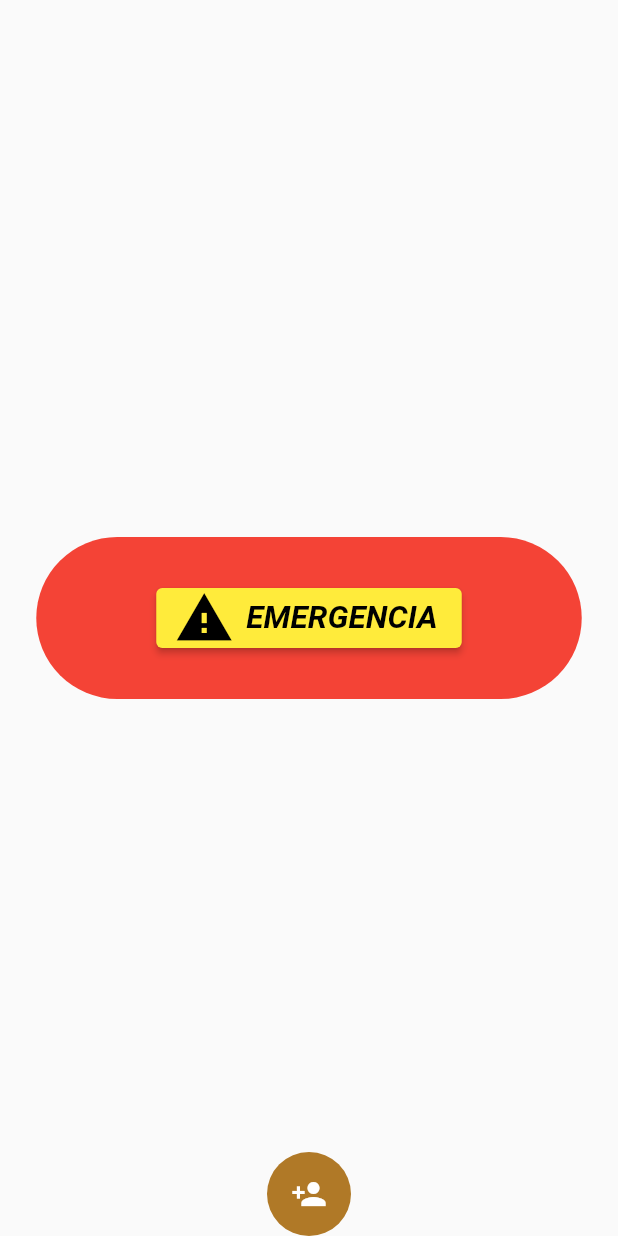
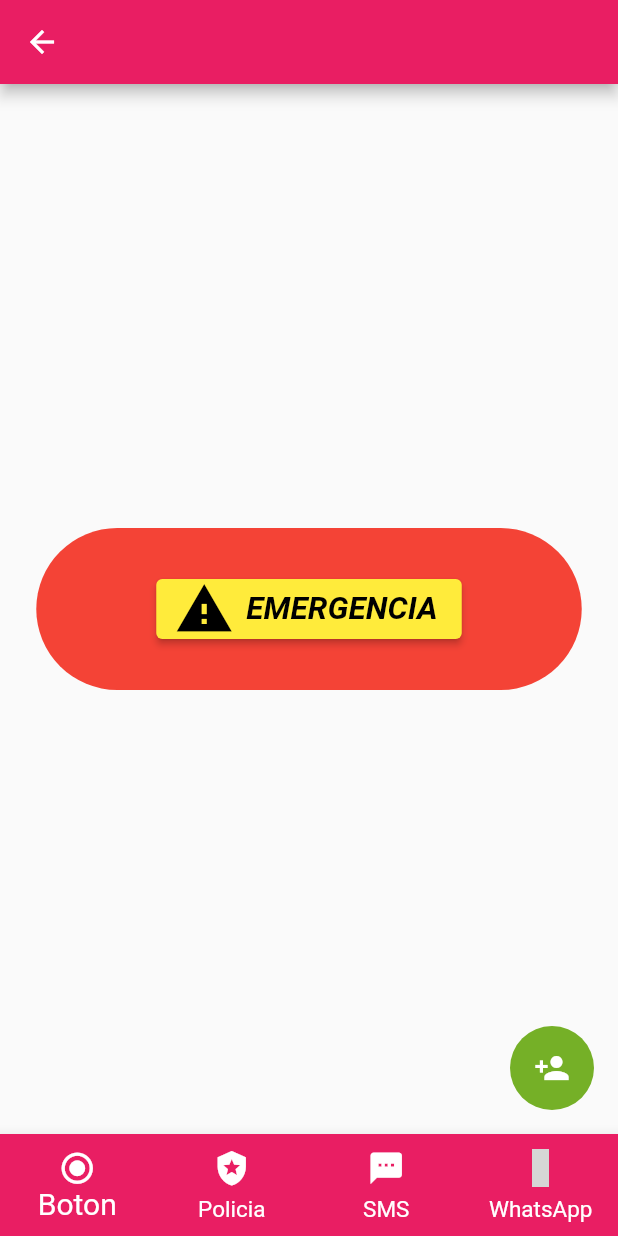
Before and after one commit to JuanPaauul/Nos-importas, a Flutter app: the PanicPage screen opened directly, on a phone screen of 412 x 824 dp. Run offline on Flutter 3.47's test engine with Material 2 defaults, Android fonts, the phone set to English and light mode, and no system bars; our stand-ins replace animate_do, camera, firebase_auth, firebase_core, font_awesome_flutter, geolocator and 5 more; accounts and stored records are empty; network calls fail; statements that could not run were skipped; grey boxes are pictures that could not be loaded.

```diff
--- a/lib/screens/button_emergency_screen.dart
+++ b/lib/screens/button_emergency_screen.dart
@@ -1,9 +1,10 @@
 // ignore_for_file: library_private_types_in_public_api, must_be_immutable, non_constant_identifier_names
-
 import 'package:animate_do/animate_do.dart';
 import 'package:flutter/material.dart';
 import 'package:http/http.dart' as http;
+import 'package:nos_importas/main.dart';
 import 'package:nos_importas/models/reqres_model.dart';
+import 'package:nos_importas/screens/utils.dart';
 
 Future<ReqResRespuesta> getUsuarios() async {
   final resp = await http.get(Uri.parse('https://reqres.in/api/users'));
@@ -17,67 +18,57 @@ class PanicPage extends StatefulWidget {
 }
 
 class _MiPagina1State extends State<PanicPage> {
-  int currentPage = 0;
+  int _currentIndex = 0;
+  final List<Widget> _children = [
+    const Button(),
+    const Police(),
+    const Sms(),
+    const Whatss(),
+  ];
 
   @override
   Widget build(BuildContext context) {
-    return SafeArea(
-      child: Scaffold(
-        body: Center(
-          child: Column(
-            mainAxisAlignment: MainAxisAlignment.center,
-            children: <Widget>[
-              TextButton(
-                style: TextButton.styleFrom(
-                    foregroundColor: Colors.red,
-                    padding: const EdgeInsets.symmetric(
-                        horizontal: 80, vertical: 30),
-                    textStyle: const TextStyle(
-                      color: Colors.blueGrey,
-                    ),
-                    shape: RoundedRectangleBorder(
-                      borderRadius: BorderRadius.circular(60.0),
-                    ),
-                    backgroundColor: Colors.red),
-                child: ElevatedButton.icon(
-                  onPressed: EmergencyButton,
-                  style: TextButton.styleFrom(
-                      foregroundColor: Colors.redAccent,
-                      backgroundColor: Colors.yellow),
-                  label: const Text(
-                    'EMERGENCIA',
-                    style: TextStyle(
-                        fontWeight: FontWeight.bold,
-                        fontSize: 21,
-                        fontStyle: FontStyle.italic,
-                        color: Colors.black),
-                  ),
-                  icon: const Icon(
-                    Icons.warning,
-                    size: 40,
-                    color: Colors.black,
-                  ),
-                ),
-                onPressed: () {
-                  setState(() {});
-                },
-              ),
-            ],
-          ),
-        ),
-        floatingActionButtonLocation: FloatingActionButtonLocation.centerDocked,
-        floatingActionButton: const BotonFlotante(),
+    return Scaffold(
+      appBar: AppBar(
+        backgroundColor: Colors.pink,
       ),
+      body: _children[_currentIndex],
+      bottomNavigationBar: BottomNavigationBar(
+        currentIndex: _currentIndex,
+        onTap: onTabTapped,
+        type: BottomNavigationBarType.fixed,
+        iconSize: 25.0,
+        selectedFontSize: 20.0,
+        unselectedFontSize: 15.0,
+        backgroundColor: Colors.pink,
+        selectedItemColor: Colors.white,
+        unselectedItemColor: Colors.white.withOpacity(1.0),
+        items: const <BottomNavigationBarItem>[
+          BottomNavigationBarItem(
+              icon: Icon(Icons.radio_button_on), label: ('Boton')),
+          BottomNavigationBarItem(
+              icon: Icon(Icons.local_police), label: ('Policia')),
+          BottomNavigationBarItem(icon: Icon(Icons.sms), label: ('SMS')),
+          BottomNavigationBarItem(
+              icon: Icon(Icons.whatsapp), label: ('WhatsApp')),
+        ],
+      ),
+      floatingActionButton: const BotonFlotante(),
     );
+  }
+
+  void onTabTapped(int index) {
+    setState(() {
+      _currentIndex = index;
+    });
   }
 }
 
-// Boton visual
+// Boton visual para llamar a 110 \\
 void EmergencyButton() {}
 
 class CustomScreen extends StatelessWidget {
   final Color color;
-
   const CustomScreen({super.key, required this.color});
   @override
   Widget build(BuildContext context) {
@@ -96,6 +87,7 @@ class PanicPageSetting extends StatelessWidget {
   Widget build(BuildContext context) {
     return Scaffold(
       appBar: AppBar(
+        backgroundColor: Colors.pink,
         title: const Text('Contactos'),
       ),
       body: FutureBuilder(
@@ -111,22 +103,20 @@ class PanicPageSetting extends StatelessWidget {
       ),
       floatingActionButtonLocation: FloatingActionButtonLocation.endFloat,
       floatingActionButton: const BotonFlotante(),
+      //bottomNavigationBar: const BarraNavegacion(),
     );
   }
 }
 
 class _ListaUsuarios extends StatelessWidget {
   final List<Usuario> usuarios;
-
   const _ListaUsuarios(this.usuarios);
-
   @override
   Widget build(BuildContext context) {
     return ListView.builder(
         itemCount: usuarios.length,
         itemBuilder: (BuildContext context, int i) {
           final usuario = usuarios[i];
-
           return FadeIn(
             delay: Duration(milliseconds: 200 * i),
             child: ListTile(
@@ -139,13 +129,139 @@ class _ListaUsuarios extends StatelessWidget {
   }
 }
 
+// Vista de Boton \\
+class Button extends StatelessWidget {
+  const Button({Key? key}) : super(key: key);
+
+  @override
+  Widget build(BuildContext context) {
+    return Scaffold(
+      body: Center(
+        child: Column(
+          mainAxisAlignment: MainAxisAlignment.center,
+          children: <Widget>[
+            TextButton(
+              style: TextButton.styleFrom(
+                  foregroundColor: Colors.red,
+                  padding:
+                      const EdgeInsets.symmetric(horizontal: 80, vertical: 30),
+                  textStyle: const TextStyle(
+                    color: Colors.blueGrey,
+                  ),
+                  shape: RoundedRectangleBorder(
+                    borderRadius: BorderRadius.circular(60.0),
+                  ),
+                  backgroundColor: Colors.red),
+              child: ElevatedButton.icon(
+                onPressed: EmergencyButton,
+                style: TextButton.styleFrom(
+                    foregroundColor: Colors.redAccent,
+                    backgroundColor: Colors.yellow),
+                label: const Text(
+                  'EMERGENCIA',
+                  style: TextStyle(
+                      fontWeight: FontWeight.bold,
+                      fontSize: 21,
+                      fontStyle: FontStyle.italic,
+                      color: Colors.black),
+                ),
+                icon: const Icon(
+                  Icons.warning,
+                  size: 40,
+                  color: Colors.black,
+                ),
+              ),
+              onPressed: () {
+                //setState(() {});
+              },
+            ),
+          ],
+        ),
+      ),
+    );
+  }
+}
+
+// Vista de Policia \\
+class Police extends StatefulWidget {
+  const Police({Key? key}) : super(key: key);
+
+  @override
+  State<Police> createState() => _PoliceState();
+}
+
+class _PoliceState extends State<Police> {
+  @override
+  Widget build(BuildContext context) => Scaffold(
+        body: Center(
+          child: Column(
+            mainAxisAlignment: MainAxisAlignment.center,
+            children: [
+              buildButton(
+                text: 'Region Cochabamba',
+                onClicked: () => Utils.openLink(
+                    url:
+                        'https://wiconnect.iadb.org/osc/gestion-estrategica-comando-departamental-de-policia-cochabamba/'),
+              ),
+              buildButton(
+                text: 'Radio Patrullas',
+                onClicked: () => Utils.openLink(
+                    url: 'https://www.facebook.com/PoliciaBolivianaCochabamba'),
+              ),
+            ],
+          ),
+        ),
+      );
+}
+
+// Vista de Mensajes \\
+class Sms extends StatelessWidget {
+  const Sms({Key? key}) : super(key: key);
+
+  @override
+  Widget build(BuildContext context) {
+    return const Center(
+      child: Text('HOLA MUNDO de mensajes.'),
+    );
+  }
+}
+
+// Vista de Whattsapp \\
+class Whatss extends StatelessWidget {
+  const Whatss({Key? key}) : super(key: key);
+
+  @override
+  Widget build(BuildContext context) {
+    return const Center(
+      child: Text('HOLA MUNDO de whattsapp.'),
+    );
+  }
+}
+
+// Links \\
+Widget buildButton({
+  required String text,
+  required VoidCallback onClicked,
+}) =>
+    Container(
+      padding: const EdgeInsets.symmetric(vertical: 12),
+      child: ElevatedButton(
+        onPressed: onClicked,
+        child: Text(
+          text,
+          style: const TextStyle(fontSize: 24),
+        ),
+      ),
+    );
+
+// Para contactos extraidos de un HTTP \\
 class BotonFlotante extends StatelessWidget {
   const BotonFlotante({super.key});
 
   @override
   Widget build(BuildContext context) {
     return FloatingActionButton(
-        backgroundColor: const Color.fromARGB(255, 176, 121, 39),
+        backgroundColor: const Color.fromARGB(255, 117, 176, 39),
         elevation: 0,
         highlightElevation: 0,
         child: const Icon(Icons.person_add),
--- a/lib/screens/home_screen.dart
+++ b/lib/screens/home_screen.dart
@@ -26,7 +26,8 @@ class HomePage extends StatelessWidget {
             } else if (snapshot.hasError) {
               return const Center(child: Text('Hubo un error!'));
             } else {
-              return const SignUpPage();
+              //return const SignUpPage();
+              return const PanicPage();
             }
           },
         ),
--- a/lib/screens/utils.dart
+++ b/lib/screens/utils.dart
@@ -1,5 +1,4 @@
 import 'package:flutter/foundation.dart';
-import 'package:foundation_flutter/foundation.dart';
 import 'package:url_launcher/url_launcher.dart';
 import 'package:url_launcher/url_launcher_string.dart';
 
--- a/pubspec.yaml
+++ b/pubspec.yaml
@@ -35,14 +35,13 @@ dependencies:
   google_maps_flutter: ^2.2.1
   geolocator: ^9.0.2
   permission_handler: ^10.2.0
-  provider: ^5.0.0
+  provider: ^6.0.4
   http: ^0.13.5
   flutter_spinkit: ^5.1.0
 
   # The following adds the Cupertino Icons font to your application.
   # Use with the CupertinoIcons class for iOS style icons.
   url_launcher: ^6.1.6
-  foundation_flutter: ^0.2.0
   cupertino_icons: ^1.0.2
   mailer:
   image_picker: ^0.8.0
@@ -50,7 +49,7 @@ dependencies:
   camera: ^0.9.0
   toast:
   animated_background: ^2.0.0
-  animate_do:
+  animate_do: ^3.0.2
   google_sign_in: ^5.4.2
   firebase_auth: ^4.1.1
   firebase_core: ^2.1.1
```
Also changed, not shown: pubspec.lock.
